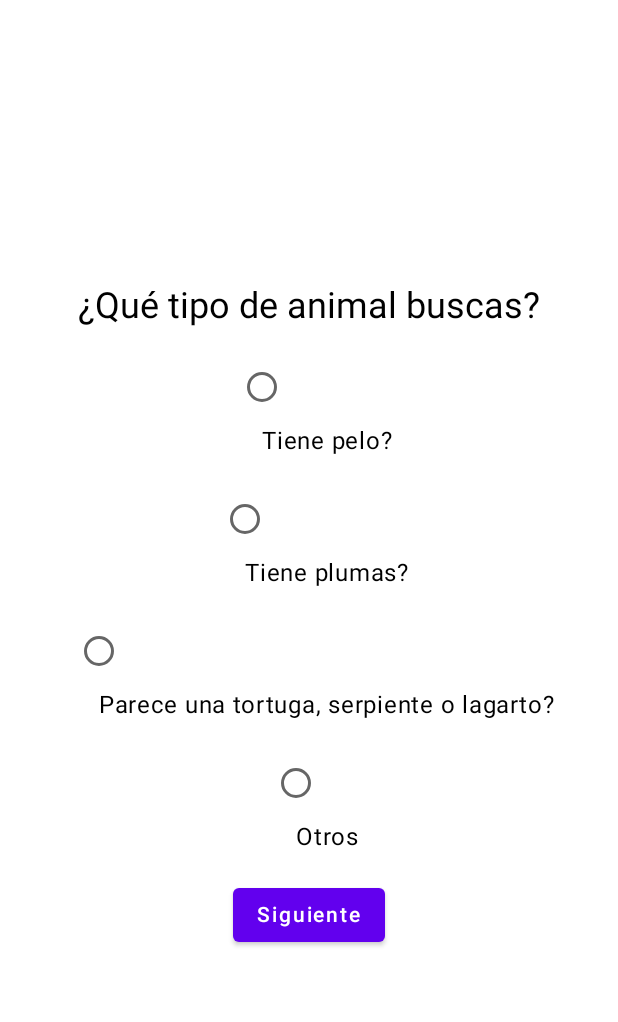
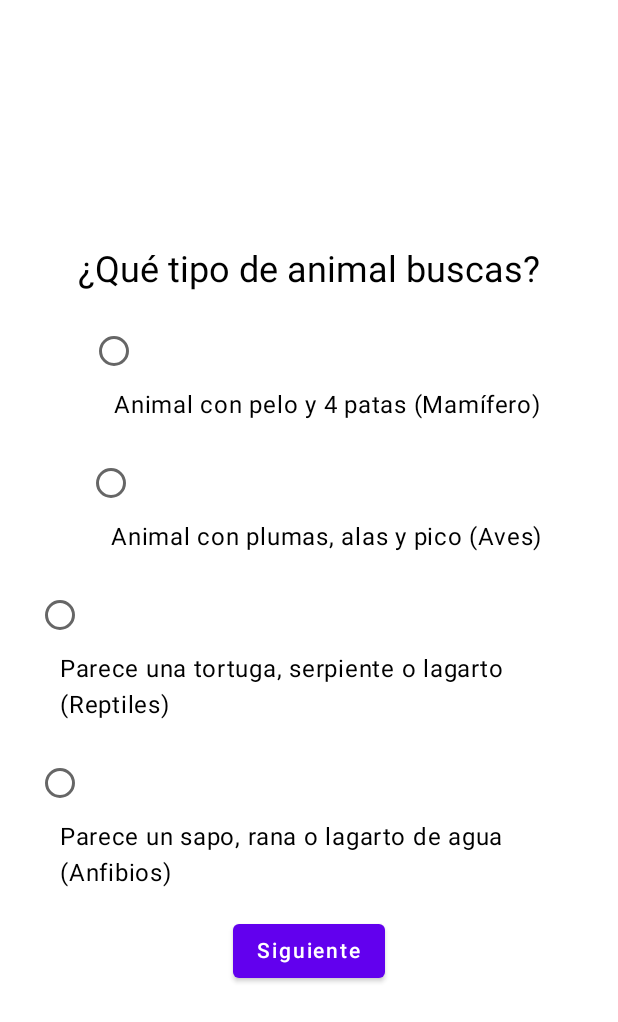
Before and after one commit to FaunaVal/FaunaVal-App, an Android app built with Jetpack Compose: the @Preview function PreviewQuestion, on a phone screen of 412 x 824 dp. Shown: the top 1022 px of the screen. Run offline under Robolectric (Android 15) with nearby library versions, the phone set to English and light mode, and no system bars.

Commit message:
[MOD] Questions working

```diff
--- a/app/src/main/java/com/torregrosa/faunaval/data/RestDataSource.kt
+++ b/app/src/main/java/com/torregrosa/faunaval/data/RestDataSource.kt
@@ -11,6 +11,12 @@ interface RestDataSource {
         @Path("id") id: Int
     ): List<Animal>
 
+    @GET("animales/list/{id}/{filter}")
+    suspend fun getAnimalListFiltered(
+        @Path("id") id: Int,
+        @Path("filter") filter: String?
+    ): List<Animal>
+
     @GET("animales/{id}")
     suspend fun getAnimalById(
         @Path("id") id: Int
--- a/app/src/main/java/com/torregrosa/faunaval/di/RepositoryModule.kt
+++ b/app/src/main/java/com/torregrosa/faunaval/di/RepositoryModule.kt
@@ -18,7 +18,9 @@ class RepositoryModule {
     @Provides
     @Singleton
     @Named("BaseUrl")
-    fun provideBaseUrl() = "http://3.95.21.11:8080/ctn/"
+
+    fun provideBaseUrl() = "http://192.168.0.103:8080/ctn/"
+    //fun provideBaseUrl() = "http://3.95.21.11:8080/ctn/"
 
     @Provides
     @Singleton
--- a/app/src/main/java/com/torregrosa/faunaval/repository/AnimalRepository.kt
+++ b/app/src/main/java/com/torregrosa/faunaval/repository/AnimalRepository.kt
@@ -7,6 +7,7 @@ import javax.inject.Inject
 interface AnimalRepository {
 
     suspend fun getAnimalList(id: Int): List<Animal>
+    suspend fun getAnimalListFiltered(id: Int, filter: String?): List<Animal>
     suspend fun getAnimalById(id: Int): Animal
 }
 
@@ -18,6 +19,10 @@ class AnimalRepositoryImp @Inject constructor(
         return restDataSource.getAnimalList(id)
     }
 
+    override suspend fun getAnimalListFiltered(id: Int, filter: String?): List<Animal> {
+        return restDataSource.getAnimalListFiltered(id, filter)
+    }
+
     override suspend fun getAnimalById(id: Int): Animal {
         return restDataSource.getAnimalById(id)
     }
--- a/app/src/main/java/com/torregrosa/faunaval/ui/FirstQuestionActivity.kt
+++ b/app/src/main/java/com/torregrosa/faunaval/ui/CategoryQuestionActivity.kt
@@ -1,15 +1,24 @@
 package com.torregrosa.faunaval.ui
 
-import androidx.compose.foundation.layout.*
-import androidx.compose.material.*
+import androidx.compose.foundation.layout.Arrangement
+import androidx.compose.foundation.layout.Column
+import androidx.compose.foundation.layout.fillMaxSize
+import androidx.compose.foundation.layout.padding
+import androidx.compose.material.Button
+import androidx.compose.material.MaterialTheme
+import androidx.compose.material.RadioButton
+import androidx.compose.material.Text
 import androidx.compose.runtime.*
 import androidx.compose.ui.Alignment
 import androidx.compose.ui.Modifier
+import androidx.compose.ui.platform.LocalContext
 import androidx.compose.ui.tooling.preview.Preview
 import androidx.compose.ui.unit.dp
+import androidx.navigation.NavController
+import androidx.navigation.NavHostController
 
 @Composable
-fun AnimalTypeQuestionScreen() {
+fun AnimalTypeQuestionScreen(navController: NavController) {
     var selectedOption by remember { mutableStateOf("") }
 
     Column(
@@ -26,50 +35,53 @@ fun AnimalTypeQuestionScreen() {
         )
         Column(modifier = Modifier.padding(bottom = 16.dp)) {
             RadioButton(
-                selected = selectedOption == "Tiene pelo?",
-                onClick = { selectedOption = "Tiene pelo?" }
+                selected = selectedOption == "1",
+                onClick = { selectedOption = "1" }
             )
             Text(
-                text = "Tiene pelo?",
+                text = "Animal con pelo y 4 patas (Mamífero)",
                 style = MaterialTheme.typography.body1,
                 modifier = Modifier.padding(start = 24.dp)
             )
         }
         Column(modifier = Modifier.padding(bottom = 16.dp)) {
             RadioButton(
-                selected = selectedOption == "Tiene plumas?",
-                onClick = { selectedOption = "Tiene plumas?" }
+                selected = selectedOption == "2",
+                onClick = { selectedOption = "2" }
             )
             Text(
-                text = "Tiene plumas?",
+                text = "Animal con plumas, alas y pico (Aves)",
                 style = MaterialTheme.typography.body1,
                 modifier = Modifier.padding(start = 24.dp)
             )
         }
         Column(modifier = Modifier.padding(bottom = 16.dp)) {
             RadioButton(
-                selected = selectedOption == "Parece una tortuga, serpiente o lagarto?",
-                onClick = { selectedOption = "Parece una tortuga, serpiente o lagarto?" }
+                selected = selectedOption == "3",
+                onClick = { selectedOption = "3" }
             )
             Text(
-                text = "Parece una tortuga, serpiente o lagarto?",
+                text = "Parece una tortuga, serpiente o lagarto (Reptiles)",
                 style = MaterialTheme.typography.body1,
                 modifier = Modifier.padding(start = 24.dp)
             )
         }
         Column(modifier = Modifier.padding(bottom = 16.dp)) {
             RadioButton(
-                selected = selectedOption == "Otros",
-                onClick = { selectedOption = "Otros" }
+                selected = selectedOption == "4",
+                onClick = { selectedOption = "4" }
             )
             Text(
-                text = "Otros",
+                text = "Parece un sapo, rana o lagarto de agua (Anfibios)",
                 style = MaterialTheme.typography.body1,
                 modifier = Modifier.padding(start = 24.dp)
             )
         }
         Button(
             onClick = {
+                when(selectedOption){
+                    "4" -> navController.navigate("Amphibia_questions")
+                }
                 println("Respuesta seleccionada: $selectedOption")
             }
         ) {
@@ -79,12 +91,12 @@ fun AnimalTypeQuestionScreen() {
 }
 
 @Composable
-fun CategoryQuestion() {
-    AnimalTypeQuestionScreen()
+fun CategoryQuestion(navController: NavController) {
+    AnimalTypeQuestionScreen(navController)
 }
 
 @Preview(showBackground = true)
 @Composable
 fun PreviewQuestion() {
-    CategoryQuestion()
+    CategoryQuestion(navController = NavHostController(LocalContext.current))
 }
--- a/app/src/main/java/com/torregrosa/faunaval/ui/StartActivity.kt
+++ b/app/src/main/java/com/torregrosa/faunaval/ui/StartActivity.kt
@@ -43,7 +43,9 @@ fun StartScreen(
     ) {
         TitleImage()
         Spacer(modifier = Modifier.height(8.dp))
-        SelectOptionButton(labelResourceId = R.string.identificar, onClick = { /*TODO*/ })
+        SelectOptionButton(
+            labelResourceId = R.string.identificar,
+            onClick = { navController.navigate("Identify") })
         SelectOptionButton(
             labelResourceId = R.string.explorar,
             onClick = { navController.navigate("Categories") })
```
Also changed, not shown: app/src/main/java/com/torregrosa/faunaval/AnimalViewModel.kt (+8 -0 lines), app/src/main/java/com/torregrosa/faunaval/FaunaValScreen.kt (+18 -6 lines), app/src/main/java/com/torregrosa/faunaval/ui/AmphibiaQuestionsActivity.kt (renamed from app/src/main/java/com/torregrosa/faunaval/ui/IdentificationActivity.kt, +42 -20 lines), app/src/main/java/com/torregrosa/faunaval/ui/ListActivity.kt (+8 -1 lines).
